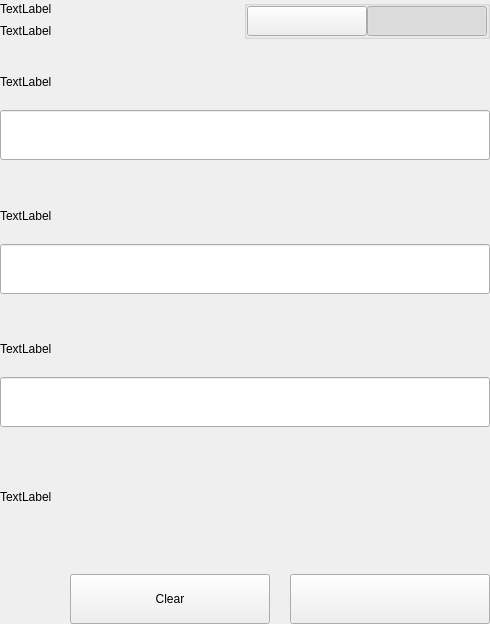
Above: src/qt/yep/settings/forms/settingsbittoolwidget.ui from YEPCOIN/YEPCOIN before the change. Below: the same form after it.
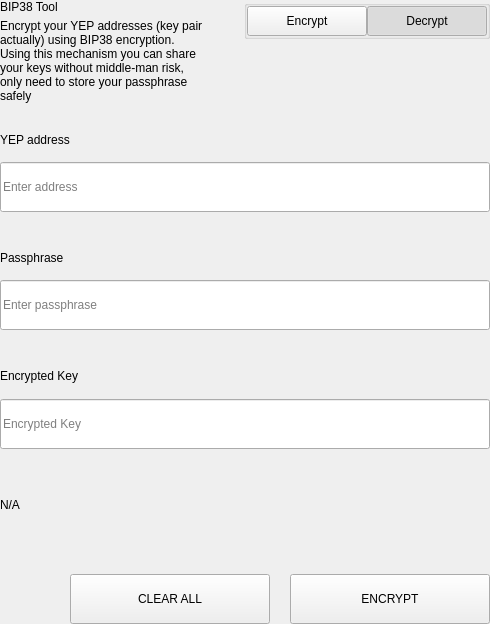
That is the form after the change.

```diff
--- a/src/qt/yep/settings/forms/settingsbittoolwidget.ui
+++ b/src/qt/yep/settings/forms/settingsbittoolwidget.ui
@@ -62,14 +62,15 @@
             <item>
              <widget class="QLabel" name="labelTitle">
               <property name="text">
-               <string>TextLabel</string>
+               <string>BIP38 Tool</string>
               </property>
              </widget>
             </item>
             <item>
              <widget class="QLabel" name="labelSubtitle1">
               <property name="text">
-               <string>TextLabel</string>
+               <string>Encrypt your YEP addresses (key pair actually) using BIP38 encryption.
+Using this mechanism you can share your keys without middle-man risk, only need to store your passphrase safely</string>
               </property>
               <property name="wordWrap">
                <bool>true</bool>
@@ -133,7 +134,7 @@
                 <enum>Qt::NoFocus</enum>
                </property>
                <property name="text">
-                <string/>
+                <string>Encrypt</string>
                </property>
                <property name="checkable">
                 <bool>true</bool>
@@ -161,7 +162,7 @@
                 <enum>Qt::NoFocus</enum>
                </property>
                <property name="text">
-                <string/>
+                <string>Decrypt</string>
                </property>
                <property name="checkable">
                 <bool>true</bool>
@@ -647,7 +648,7 @@
                   </size>
                  </property>
                  <property name="text">
-                  <string>TextLabel</string>
+                  <string>YEP address</string>
                  </property>
                 </widget>
                </item>
@@ -659,6 +660,9 @@
                    <height>50</height>
                   </size>
                  </property>
+                 <property name="placeholderText">
+                  <string>Enter address</string>
+                 </property>
                 </widget>
                </item>
               </layout>
@@ -718,7 +722,7 @@
                     </size>
                    </property>
                    <property name="text">
-                    <string>TextLabel</string>
+                    <string>Passphrase</string>
                    </property>
                   </widget>
                  </item>
@@ -736,6 +740,9 @@
                      <height>50</height>
                     </size>
                    </property>
+                   <property name="placeholderText">
+                    <string>Enter passphrase</string>
+                   </property>
                   </widget>
                  </item>
                 </layout>
@@ -801,7 +808,7 @@
                   </size>
                  </property>
                  <property name="text">
-                  <string>TextLabel</string>
+                  <string>Encrypted Key</string>
                  </property>
                 </widget>
                </item>
@@ -813,6 +820,9 @@
                    <height>50</height>
                   </size>
                  </property>
+                 <property name="placeholderText">
+                  <string>Encrypted Key</string>
+                 </property>
                 </widget>
                </item>
               </layout>
@@ -821,7 +831,7 @@
             <item>
              <widget class="QLabel" name="statusLabel_ENC">
               <property name="text">
-               <string>TextLabel</string>
+               <string notr="true">N/A</string>
               </property>
              </widget>
             </item>
@@ -874,7 +884,7 @@
                  <enum>Qt::NoFocus</enum>
                 </property>
                 <property name="text">
-                 <string>Clear</string>
+                 <string>CLEAR ALL</string>
                 </property>
                </widget>
               </item>
@@ -912,7 +922,7 @@
                  <enum>Qt::NoFocus</enum>
                 </property>
                 <property name="text">
-                 <string/>
+                 <string>ENCRYPT</string>
                 </property>
                </widget>
               </item>
```
Left out of the diff: 19 changed lines with no effect on the pictures.
